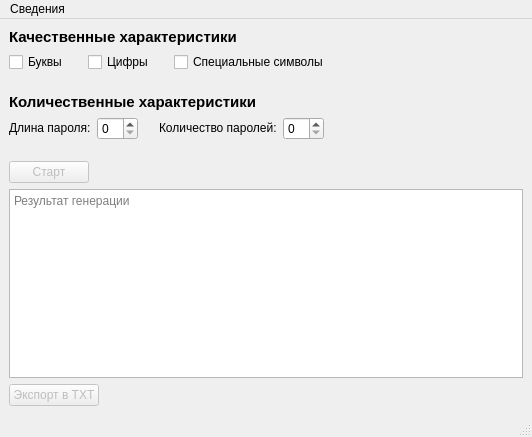
Qt form mainwindow.ui (Ggorets0dev/lowinpg) before a commit.
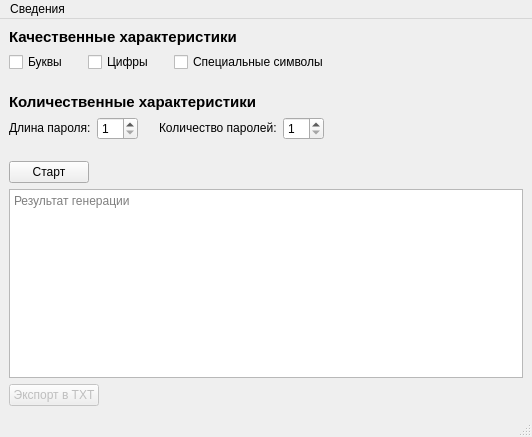
The same form after that commit.

```diff
--- a/mainwindow.ui
+++ b/mainwindow.ui
@@ -166,6 +166,9 @@
                 <verstretch>0</verstretch>
                </sizepolicy>
               </property>
+              <property name="minimum">
+               <number>1</number>
+              </property>
               <property name="maximum">
                <number>64</number>
               </property>
@@ -212,6 +215,9 @@
                 <verstretch>0</verstretch>
                </sizepolicy>
               </property>
+              <property name="minimum">
+               <number>1</number>
+              </property>
               <property name="maximum">
                <number>20</number>
               </property>
@@ -255,7 +261,7 @@
       <item>
        <widget class="QPushButton" name="pushButton">
         <property name="enabled">
-         <bool>false</bool>
+         <bool>true</bool>
         </property>
         <property name="sizePolicy">
          <sizepolicy hsizetype="Fixed" vsizetype="Fixed">
```
Left out of the diff: 18 changed lines with no effect on the pictures.
